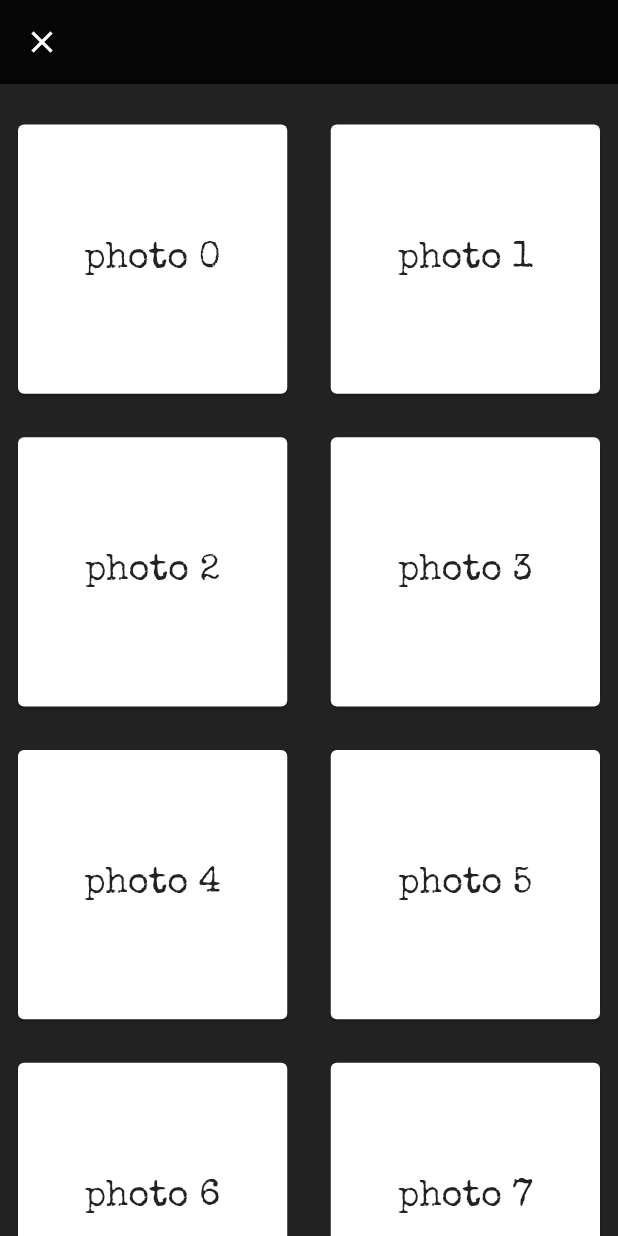
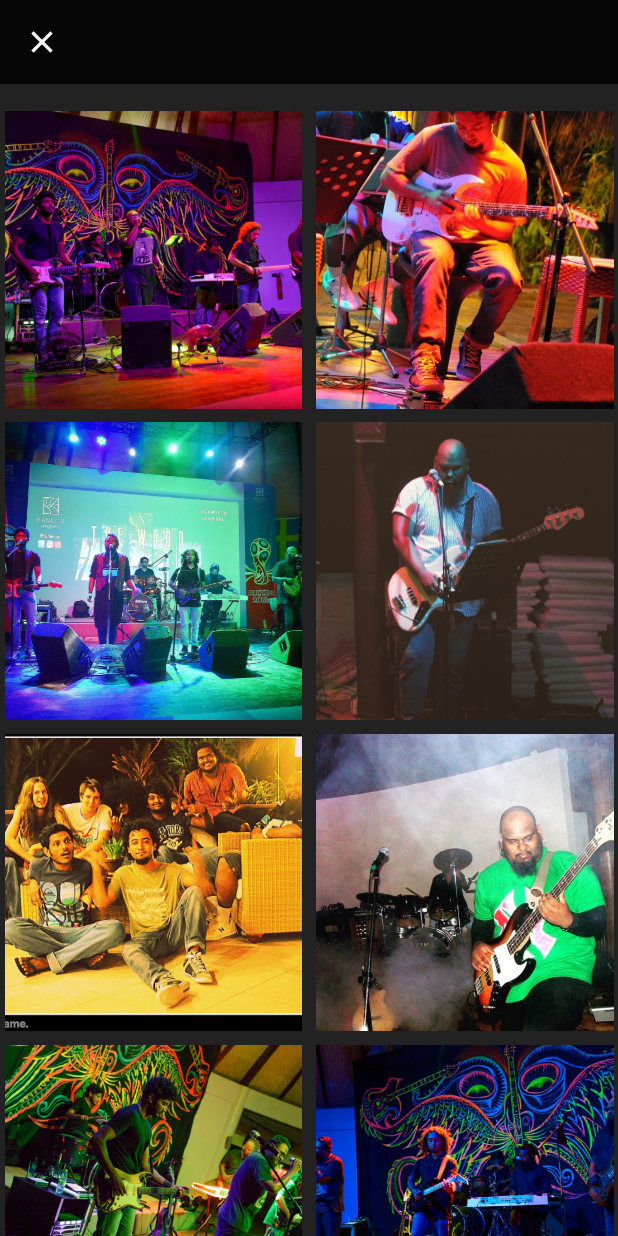
Before and after one commit to fatherof2sons/wood_band, a Flutter app: the screen it shows after launch, in the side drawer, after a tap on "Gallery", on a phone screen of 412 x 824 dp. Run offline on Flutter 3.47's test engine with Material 2 defaults, Android fonts, the phone set to English and light mode, and no system bars; our stand-ins replace audioplayers, font_awesome_flutter.

Commit message:
audio slider updated with gallery

```diff
--- a/lib/src/app.dart
+++ b/lib/src/app.dart
@@ -1,6 +1,5 @@
 import 'package:flutter/material.dart';
 import 'package:wood_band/src/pages/home/home.dart';
-import 'package:wood_band/src/pages/members/members.dart';
 
 class App extends StatelessWidget {
   @override
--- a/lib/src/pages/about/app_view_about.dart
+++ b/lib/src/pages/about/app_view_about.dart
@@ -1,5 +1,4 @@
 import 'package:flutter/material.dart';
-import 'package:wood_band/src/services/textstyler.dart';
 
 class AppViewAbout extends StatelessWidget {
   @override
--- a/lib/src/pages/contact/contact.dart
+++ b/lib/src/pages/contact/contact.dart
@@ -1,6 +1,5 @@
 import 'package:flutter/material.dart';
 import 'package:wood_band/src/services/textstyler.dart';
-import 'package:wood_band/src/widgets/custom_appbar.dart';
 import 'package:font_awesome_flutter/font_awesome_flutter.dart';
 
 class Contact extends StatelessWidget {
--- a/lib/src/pages/gallery/gallery.dart
+++ b/lib/src/pages/gallery/gallery.dart
@@ -2,6 +2,19 @@ import 'package:flutter/material.dart';
 
 class Gallery extends StatelessWidget {
   static String id = 'Gallery';
+
+  final List<String> _images = [
+    'assets/images/image01.jpg',
+    'assets/images/image02.jpg',
+    'assets/images/image03.jpg',
+    'assets/images/image04.jpg',
+    'assets/images/image05.jpg',
+    'assets/images/image06.jpg',
+    'assets/images/image07.jpg',
+    'assets/images/image08.jpg',
+    'assets/images/image09.jpg',
+    'assets/images/image10.jpg',
+  ];
 
   @override
   Widget build(BuildContext context) {
@@ -23,23 +36,57 @@ class Gallery extends StatelessWidget {
       // Create a grid with 2 columns. If you change the scrollDirection to
       // horizontal, this produces 2 rows.
       crossAxisCount: 2,
-      crossAxisSpacing: 5.0,
-      mainAxisSpacing: 5.0,
+      crossAxisSpacing: 3.0,
+      mainAxisSpacing: 3.0,
       // Generate 100 widgets that display their index in the List.
-      children: List.generate(50, (index) {
+      children: List.generate(_images.length, (index) {
         return Padding(
-          padding: const EdgeInsets.all(8.0),
-          child: Card(
-            color: Colors.white,
-            child: Center(
-              child: Text(
-                'photo $index',
-                style: Theme.of(context).textTheme.headline5,
+          padding: const EdgeInsets.all(3.0),
+          child: GestureDetector(
+            child: Hero(
+              tag: 'assets/images/image$index.jpg',
+              child: Container(
+                decoration: BoxDecoration(
+                  image: DecorationImage(
+                    image: AssetImage(_images[index]),
+                    fit: BoxFit.cover,
+                  ),
+                ),
               ),
             ),
+            onTap: () => Navigator.of(context).push(MaterialPageRoute(
+                fullscreenDialog: true,
+                builder: (context) => Show(
+                      img: _images[index],
+                    ))),
           ),
         );
       }),
     );
   }
 }
+
+class Show extends StatelessWidget {
+  const Show({Key? key, @required this.img}) : super(key: key);
+  final String? img;
+
+  @override
+  Widget build(BuildContext context) {
+    return GestureDetector(
+      child: Hero(
+        tag: '$img',
+        child: Expanded(
+          child: Container(
+            decoration: BoxDecoration(
+              image: DecorationImage(
+                image: AssetImage('$img'),
+                fit: BoxFit.fitWidth,
+              ),
+            ),
+          ),
+        ),
+      ),
+      onTap: () => Navigator.of(context).pop(),
+    );
+  }
+}
--- a/lib/src/pages/home/app_view_home.dart
+++ b/lib/src/pages/home/app_view_home.dart
@@ -1,6 +1,7 @@
 import 'package:audioplayers/audio_cache.dart';
 import 'package:audioplayers/audioplayers.dart';
 import 'package:flutter/material.dart';
+import 'package:flutter/rendering.dart';
 import 'package:font_awesome_flutter/font_awesome_flutter.dart';
 import 'package:wood_band/src/widgets/bottom_co.dart';
 import 'package:wood_band/src/widgets/main_text.dart';
@@ -39,7 +40,7 @@ class _AppViewHomeState extends State<AppViewHome> {
 
   void _seekToSec(double value) {
     Duration newPos = Duration(seconds: value.toInt());
-    setState(() => _player?.seek(newPos));
+    _player?.seek(newPos);
   }
 
   @override
@@ -128,13 +129,18 @@ class _AppViewHomeState extends State<AppViewHome> {
         mainAxisSize: MainAxisSize.min,
         children: [
           Text(
-            !isPlaying ? 'Listen us' : 'Live at Bandos Maldives 2019',
+            !isPlaying
+                ? 'Tap to Listen us Live'
+                : 'Recorded live at\nBandos Maldives 2019',
+            textAlign: TextAlign.center,
             style: TextStyle(
               color: Colors.white,
-              fontSize: 13.0,
-              fontWeight: FontWeight.w200,
+              fontSize: 16.0,
+              fontWeight: FontWeight.w400,
+              height: 1.3,
             ),
           ),
+          SizedBox(height: 10.0),
           IconButton(
             onPressed: () {
               if (!isPlaying) {
@@ -154,8 +160,10 @@ class _AppViewHomeState extends State<AppViewHome> {
             icon: Icon(
               playBtn,
               color: Colors.white,
+              size: 40.0,
             ),
           ),
+          SizedBox(height: 10.0),
           Opacity(opacity: !isPlaying ? 0.0 : 1.0, child: _slider())
         ],
       ),
--- a/lib/src/pages/members/app_view_members.dart
+++ b/lib/src/pages/members/app_view_members.dart
@@ -62,7 +62,6 @@ class AppViewMembers extends StatelessWidget {
     String? name,
     String? position,
   }) {
-    final TextStyle _style = TextStyle(color: Colors.white);
     return Padding(
       padding: EdgeInsets.symmetric(vertical: 20.0, horizontal: 12.0),
       child: Column(
```
Also changed, not shown: pubspec.yaml (+11 -0 lines), assets/images/image01.jpg (added), assets/images/image02.jpg (added), assets/images/image03.jpg (added), assets/images/image04.jpg (added), assets/images/image05.jpg (added), assets/images/image06.jpg (added), assets/images/image07.jpg (added), assets/images/image08.jpg (added), assets/images/image09.jpg (added), assets/images/image10.jpg (added), pubspec.lock.
